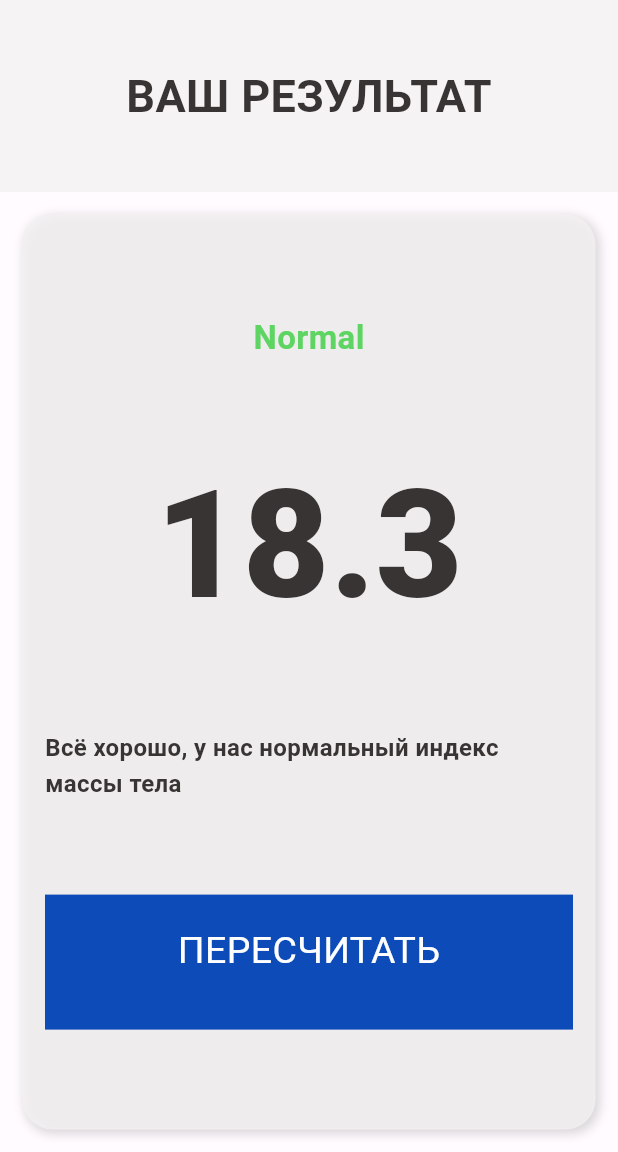
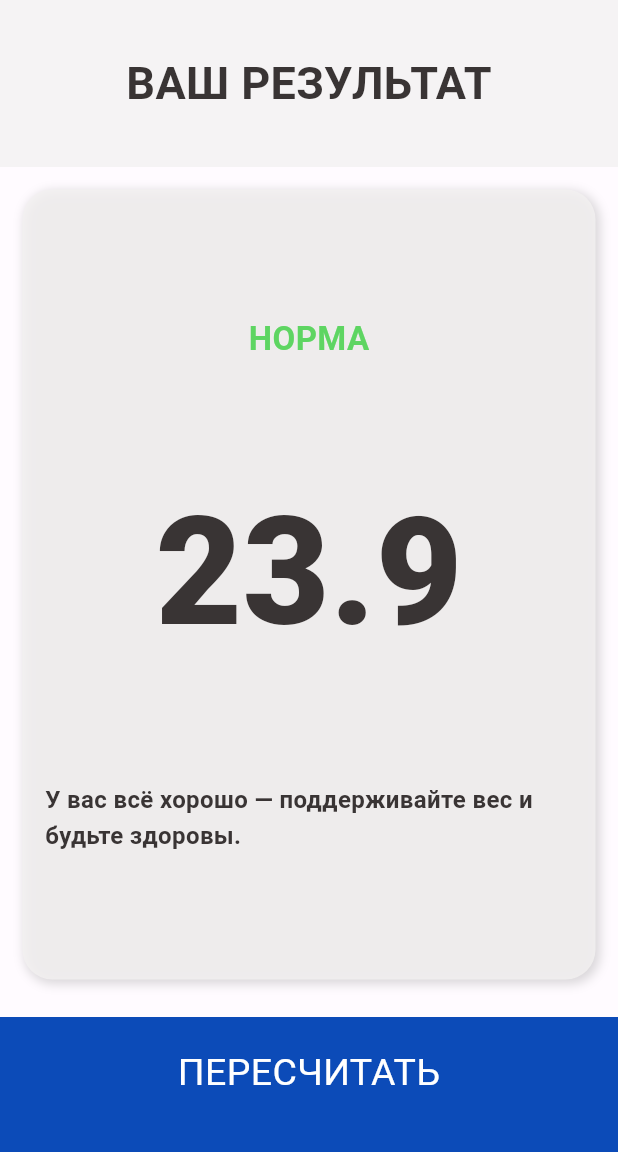
Before and after one commit to leksidev/flutter_bmi_app_by_leksiDev, a Flutter app: the screen it shows after launch, after a tap on the "plus one" icon, after a tap on the "exposure minus 1" icon, after a tap on "РАССЧИТАТЬ", on a phone screen of 412 x 824 dp, the part 84-1236 px from its top. Run offline on Flutter 3.47's test engine with Material 2 defaults, Android fonts, the phone set to English and light mode, and no system bars.

Commit message:
Added logic and updated result page

```diff
--- a/lib/screens/input_page.dart
+++ b/lib/screens/input_page.dart
@@ -4,6 +4,7 @@ import '/components/buttons.dart';
 import '/components/reusable_card.dart';
 import '/components/card_content.dart';
 import '../constants.dart';
+import 'package:flutter_bmi_app/calculator_brain.dart';
 
 enum Gender {
   male,
@@ -20,9 +21,9 @@ class InputPage extends StatefulWidget {
 
 class _InputPageState extends State<InputPage> {
   Gender? selectedGender;
-  int _height = 180;
-  int _weight = 30;
-  int _age = 18;
+  int _height = 165;
+  int _weight = 65;
+  int _age = 21;
 
   @override
   Widget build(BuildContext context) {
@@ -224,8 +225,18 @@ class _InputPageState extends State<InputPage> {
           ),
           BottomButton(
             onTap: () {
-              Navigator.push(context,
-                  MaterialPageRoute(builder: (context) => const ResultPage()));
+              CalculatorBrain calc =
+                  CalculatorBrain(height: _height, weight: _weight);
+              Navigator.push(
+                context,
+                MaterialPageRoute(
+                  builder: (context) => ResultPage(
+                    bmiResult: calc.calculateBMI(),
+                    resultText: calc.getResult(),
+                    interpritation: calc.getInterpritation(),
+                  ),
+                ),
+              );
             },
             buttonTitle: ' РАССЧИТАТЬ',
           ),
--- a/lib/screens/result_page.dart
+++ b/lib/screens/result_page.dart
@@ -4,7 +4,15 @@ import '/components/reusable_card.dart';
 import '/components/buttons.dart';
 
 class ResultPage extends StatelessWidget {
-  const ResultPage({super.key});
+  const ResultPage(
+      {super.key,
+      required this.bmiResult,
+      required this.resultText,
+      required this.interpritation});
+
+  final String bmiResult;
+  final String resultText;
+  final String interpritation;
 
   @override
   Widget build(BuildContext context) {
@@ -35,27 +43,27 @@ class ResultPage extends StatelessWidget {
                 mainAxisAlignment: MainAxisAlignment.spaceEvenly,
                 crossAxisAlignment: CrossAxisAlignment.center,
                 children: [
-                  const Text(
-                    'Normal',
+                  Text(
+                    resultText.toUpperCase(),
                     style: kResultTextStyle,
                   ),
-                  const Text(
-                    '18.3',
+                  Text(
+                    bmiResult,
                     style: kBmiTextStyle,
                   ),
-                  const Text(
-                    'Всё хорошо, у нас нормальный индекс массы тела',
+                  Text(
+                    interpritation,
                     style: kLabelTextStyle,
                   ),
-                  BottomButton(
-                      onTap: () {
-                        Navigator.pop(context);
-                      },
-                      buttonTitle: 'ПЕРЕСЧИТАТЬ'),
                 ],
               ),
             ),
           ),
+          BottomButton(
+              onTap: () {
+                Navigator.pop(context);
+              },
+              buttonTitle: 'ПЕРЕСЧИТАТЬ'),
         ],
       ),
     );
```
Also changed, not shown: lib/calculator_brain.dart (+4 -4 lines).
